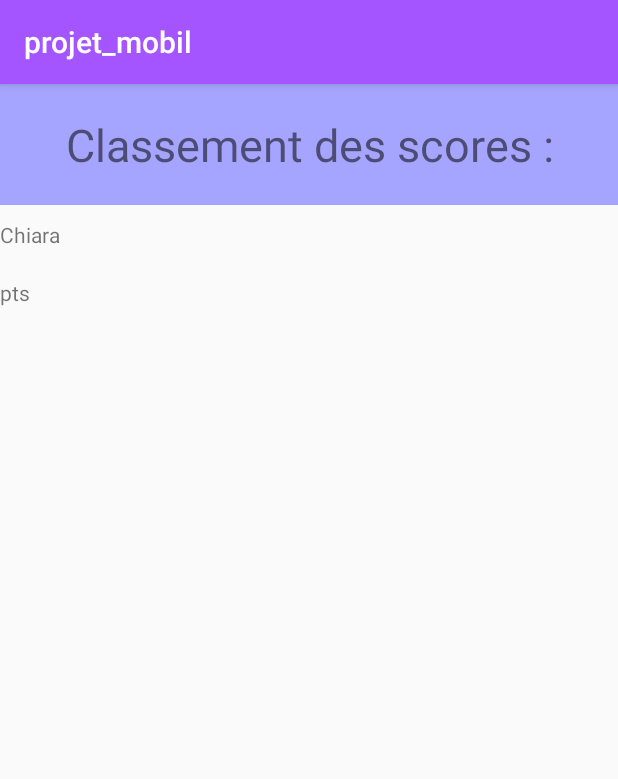
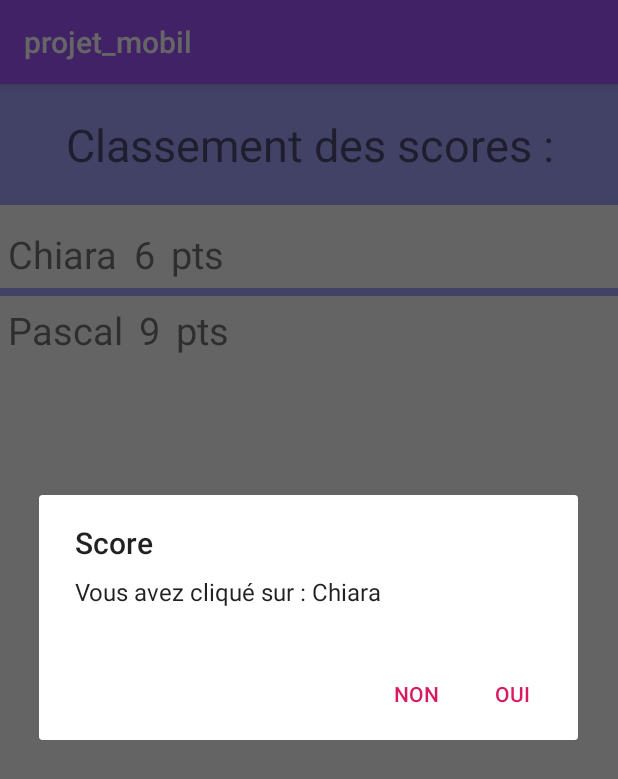
Before and after one commit to Chiara06830/D-couvrir-les-pays-d-Europe, an Android app: the ScoreActivity screen opened directly, with no data from a screen before it, after a tap on "Chiara", on a phone screen of 412 x 824 dp. Shown: the top 779 px of the screen. Run offline under Robolectric (Android 15) with nearby library versions, the light colour scheme and no system bars.

Commit message:
affichage score fini

```diff
--- a/projet_mobile/app/src/main/java/com/example/projet_mobil/jeux/QuizzActivity.java
+++ b/projet_mobile/app/src/main/java/com/example/projet_mobil/jeux/QuizzActivity.java
@@ -95,7 +95,7 @@ public class QuizzActivity extends AppCompatActivity {
                 int nbTours = score.getNbTour() + 1;
                 score.setNbTour(nbTours);
                 //passage à la page suivante
-                if (score.getNbTour() < 10){
+                if (score.getNbTour() < 2){
                     Intent intent = new Intent(QuizzActivity.this, QuizzActivity.class);
                     intent.putExtra("score", score);
                     startActivity(intent);
@@ -116,7 +116,7 @@ public class QuizzActivity extends AppCompatActivity {
                     int nbTours = score.getNbTour() + 1;
                     score.setNbTour(nbTours);
                     //passage à la page suivante
-                    if (score.getNbTour() < 10){
+                    if (score.getNbTour() < 2){
                         Intent intent = new Intent(QuizzActivity.this, QuizzActivity.class);
                         intent.putExtra("score", score);
                         startActivity(intent);
--- a/projet_mobile/app/src/main/java/com/example/projet_mobil/score/ListScore.java
+++ b/projet_mobile/app/src/main/java/com/example/projet_mobil/score/ListScore.java
@@ -19,7 +19,6 @@ public class ListScore {
     public ListScore(){
         this.list = new ArrayList<Score>();
     }
-
     public int size(){return list.size();}
     public Score get(int pos){return this.list.get(pos);}
 
@@ -36,12 +35,10 @@ public class ListScore {
     }
 
     private Score getScoreFromJSONObject(JSONObject jsonObject, Context context) throws JSONException{
-        String classement = jsonObject.getString("classement");
-        int image = context.getResources().getIdentifier(classement, "mipmap", context.getPackageName());
         String nom = jsonObject.getString("nom");
-        int nbPoints = jsonObject.getInt("nbPoints");
+        int nbPoints = jsonObject.getInt("score");
 
-        Score score = new Score(image, nom, nbPoints);
+        Score score = new Score(0, nom, nbPoints);
 
         return score;
     }
--- a/projet_mobile/app/src/main/java/com/example/projet_mobil/score/ScoreActivity.java
+++ b/projet_mobile/app/src/main/java/com/example/projet_mobil/score/ScoreActivity.java
@@ -11,7 +11,7 @@ import com.example.projet_mobil.R;
 /*-----------------------
 Gère l'affichage du score
  ----------------------*/
-public class ScoreActivity extends AppCompatActivity {
+public class ScoreActivity extends AppCompatActivity implements ScoreAdapt.ScoreAdapterListener{
     ListView lvScore;
     ListScore list = new ListScore();
 
@@ -32,6 +32,8 @@ public class ScoreActivity extends AppCompatActivity {
         //Initialisation de la liste avec les données
         lvScore.setAdapter(adapter);
 
+        //Ecoute des évènements sur la liste
+        adapter.addListener( this);
     }
 
     public void onClickNom(Score item, int position) {
--- a/projet_mobile/app/src/main/java/com/example/projet_mobil/score/ScoreAdapt.java
+++ b/projet_mobile/app/src/main/java/com/example/projet_mobil/score/ScoreAdapt.java
@@ -1,12 +1,10 @@
 package com.example.projet_mobil.score;
 
 import android.content.Context;
-import android.graphics.Color;
 import android.view.LayoutInflater;
 import android.view.View;
 import android.view.ViewGroup;
 import android.widget.BaseAdapter;
-import android.widget.ImageView;
 import android.widget.LinearLayout;
 import android.widget.TextView;
 
@@ -43,26 +41,22 @@ public class ScoreAdapt extends BaseAdapter {
         }
 
         //(2) : Récupération des TextView de notre layout
-        ImageView classement = (ImageView) layoutItem.findViewById(R.id.img_class);
         TextView pseudo = (TextView) layoutItem.findViewById(R.id.tv_pseudo);
         TextView nbPoints = (TextView) layoutItem.findViewById(R.id.tv_nbPoints);
 
-        //(3) : Renseignement des valeurs
-        classement.setImageResource(list.get(position).getNbTour());
+        //(3) : Renseignement des valeurs;
         pseudo.setText(list.get(position).getNom());
-        nbPoints.setText(list.get(position).getNbPoints());
+        nbPoints.setText(Integer.toString(list.get(position).getNbPoints()));
 
         pseudo.setTag(position);
         nbPoints.setTag(position);
 
         pseudo.setOnClickListener(new View.OnClickListener() {
-
             @Override
             public void onClick(View v) {
                 Integer position = (Integer)v.getTag();
                 sendListener(list.get(position), position);
             }
-
         });
 
         //On retourne l'item créé.
--- a/projet_mobile/app/src/main/res/layout/liste_score.xml
+++ b/projet_mobile/app/src/main/res/layout/liste_score.xml
@@ -1,7 +1,8 @@
 <?xml version="1.0" encoding="utf-8"?>
-<RelativeLayout
-    xmlns:android="http://schemas.android.com/apk/res/android" android:layout_width="match_parent"
-    android:layout_height="match_parent">
+<RelativeLayout xmlns:android="http://schemas.android.com/apk/res/android"
+    android:layout_width="match_parent"
+    android:layout_height="match_parent"
+    xmlns:tools="http://schemas.android.com/tools">
 
     <!--Liste View  de 10 place-->
     <TextView
@@ -24,7 +25,8 @@
         android:layout_below="@+id/text_score"
         android:dividerHeight="5dp"
         android:divider="#A5A5FF"
-
+        tools:ignore="MissingConstraints"
+        android:choiceMode="singleChoice"
         >
     </ListView>
 
--- a/projet_mobile/app/src/main/res/layout/score.xml
+++ b/projet_mobile/app/src/main/res/layout/score.xml
@@ -1,29 +1,32 @@
 <?xml version="1.0" encoding="utf-8"?>
 <LinearLayout xmlns:android="http://schemas.android.com/apk/res/android"
     xmlns:app="http://schemas.android.com/apk/res-auto"
-    android:orientation="vertical" android:layout_width="match_parent"
+    android:orientation="horizontal" android:layout_width="match_parent"
     android:layout_height="match_parent">
 
 
-    <ImageView
-        android:id="@+id/img_class"
-        android:layout_width="121dp"
-        android:layout_height="wrap_content"
-        app:srcCompat="@drawable/ic_launcher_foreground" />
-
     <TextView
         android:id="@+id/tv_pseudo"
-        android:layout_width="match_parent"
-        android:layout_height="wrap_content" />
+        android:layout_width="wrap_content"
+        android:layout_height="wrap_content"
+        android:layout_margin="5dp"
+        android:layout_marginLeft="30dp"
+        android:textSize="25dp"/>
 
     <TextView
         android:id="@+id/tv_nbPoints"
-        android:layout_width="match_parent"
-        android:layout_height="wrap_content" />
+        android:layout_width="wrap_content"
+        android:layout_height="wrap_content"
+        android:layout_margin="5dp"
+        android:layout_marginLeft="30dp"
+        android:textSize="25dp"/>
 
     <TextView
         android:id="@+id/tv_pts"
-        android:layout_width="match_parent"
+        android:layout_width="wrap_content"
         android:layout_height="wrap_content"
-        android:text="pts" />
+        android:text="pts"
+        android:layout_margin="5dp"
+        android:textSize="25dp"/>
+
 </LinearLayout>
--- a/projet_mobile/app/src/main/res/layout/score_final.xml
+++ b/projet_mobile/app/src/main/res/layout/score_final.xml
@@ -68,7 +68,7 @@
         android:layout_height="wrap_content"
         android:text="Souhaitez-vous réessayer?"
         android:textSize="30dp"
-        android:layout_marginTop="130dp"
+        android:layout_marginTop="30dp"
         android:layout_centerHorizontal="true"
         android:layout_below="@id/score_final_joueur"
         android:textColor="#A555FF"
@@ -91,6 +91,7 @@
             android:textSize="25dp"
             android:paddingHorizontal="30dp"
             android:paddingVertical="20dp"
+            android:onClick="retourMenu"
             android:background="@drawable/custom_buttons"
             />
         <Button
@@ -101,6 +102,7 @@
             android:textSize="25dp"
             android:paddingHorizontal="30dp"
             android:paddingVertical="20dp"
+            android:onClick="recommencer"
             android:background="@drawable/custom_buttons"
             />
 
```
Also changed, not shown: projet_mobile/app/src/main/assets/score.json (+6 -3 lines), projet_mobile/app/src/main/java/com/example/projet_mobil/jeux/FinActivity.java (+86 -4 lines).
